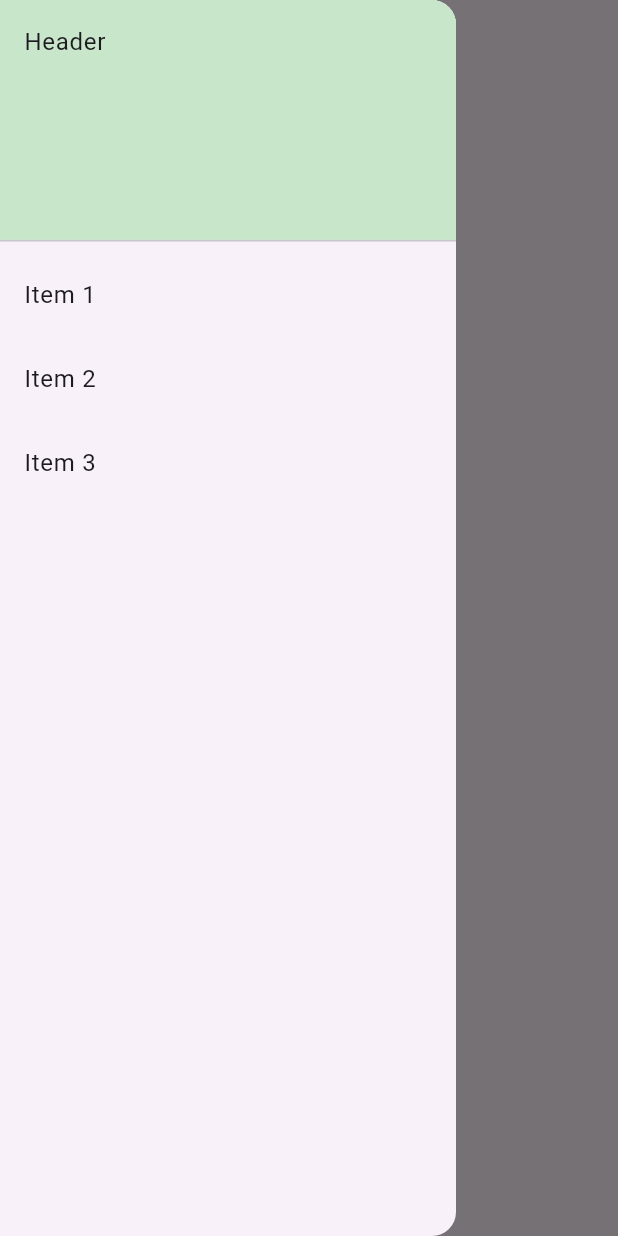
After one commit to dodocap/flutter-orm-practice, a Flutter app: the MyDrawer screen opened directly, with the side drawer open, on a phone screen of 412 x 824 dp. The commit adds this screen. Run offline on Flutter 3.47's test engine with Material 3 defaults, Android fonts, the light colour scheme and no system bars; our stand-ins replace flutter_svg, lottie.

Commit message:
feat: Drawer

```diff
--- /dev/null
+++ b/lib/23_12_26/my_drawer.dart
@@ -0,0 +1,47 @@
+import 'package:flutter/material.dart';
+
+class MyDrawer extends StatefulWidget {
+  const MyDrawer({super.key});
+
+  @override
+  State<MyDrawer> createState() => _MyDrawerState();
+}
+
+class _MyDrawerState extends State<MyDrawer> {
+  @override
+  Widget build(BuildContext context) {
+    return Scaffold(
+      appBar: AppBar(
+        title: const Text('Drawer'),
+      ),
+      drawer: Drawer(
+        child: ListView(
+          padding: EdgeInsets.zero,
+          children: [
+            DrawerHeader(
+              child: const Text('Header'),
+              decoration: BoxDecoration(
+                color: Colors.green.shade100
+              ),
+            ),
+            ListTile(
+              title: const Text('Item 1'),
+              onTap: () => Navigator.pop(context),
+            ),
+            ListTile(
+              title: const Text('Item 2'),
+              onTap: () => Navigator.pop(context),
+            ),
+            ListTile(
+              title: const Text('Item 3'),
+              onTap: () => Navigator.pop(context),
+            ),
+          ],
+        ),
+      ),
+      body: const Center(
+        child: Text('Drawer 예제'),
+      ),
+    );
+  }
+}
--- a/lib/main.dart
+++ b/lib/main.dart
@@ -6,6 +6,7 @@ import 'package:orm_practice/23_12_21/youtube_clone_screen.dart';
 import 'package:orm_practice/23_12_22/startbucks_clone_screen.dart';
 import 'package:orm_practice/23_12_26/my_animated_container.dart';
 import 'package:orm_practice/23_12_26/my_animated_opacity.dart';
+import 'package:orm_practice/23_12_26/my_drawer.dart';
 import 'package:orm_practice/list_mapper_screen.dart';
 
 void main() {
@@ -24,10 +25,11 @@ final Map<String, Widget> widgetList = {
   '[23/12/21] 클론 UI - Youtube': YoutubeCloneScreen(),
   '[23/12/22] 클론 UI - Starbucks': StarbucksCloneScreen(),
   '[23/12/26] Flutter Cookbook' : const MainListPage(
-      title: '[23/12/26] Flutter Cookbook',
+      title: 'Flutter Cookbook',
       widgetMapper: {
         '1. AnimatedContainer' : MyAnimatedContainer(),
         '2. AnimatedOpacity' : MyAnimatedOpacity(),
+        '3. Drawer' : MyDrawer(),
       },
   ),
 };
```
